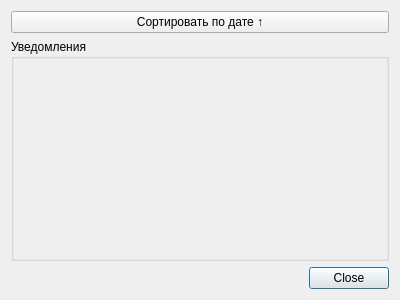
First picture: the form in src/view/notifications.ui, repository burakshaevn/qt-car-dealership, before the edit.
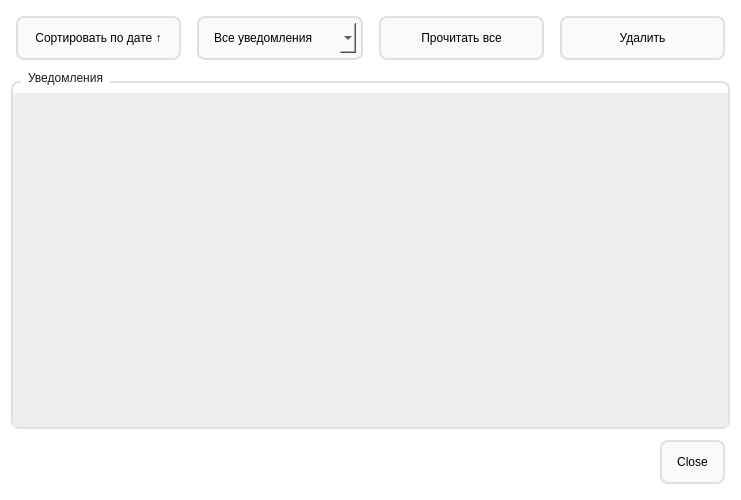
Second picture: the form after the edit.

Commit message: Updated notifications section

Patch:
```diff
--- a/src/view/notifications.ui
+++ b/src/view/notifications.ui
@@ -6,12 +6,63 @@
    <rect>
     <x>0</x>
     <y>0</y>
-    <width>400</width>
-    <height>300</height>
+    <width>741</width>
+    <height>500</height>
    </rect>
   </property>
   <property name="windowTitle">
-   <string>Dialog</string>
+   <string>🔔 Уведомления</string>
+  </property>
+  <property name="styleSheet">
+   <string notr="true">QDialog {
+    background-color: #ffffff;
+    border-radius: 12px;
+}
+QLabel {
+    color: #1d1b20;
+    font: 500 12pt 'JetBrains Mono';
+}
+QLabel[type='header'] {
+    font: 700 18pt 'JetBrains Mono';
+    color: #2196F3;
+    padding: 10px 0;
+}
+QComboBox, QPushButton {
+    padding: 10px 15px;
+    border: 2px solid #e0e0e0;
+    border-radius: 8px;
+    background: #fafafa;
+    font: 11pt 'JetBrains Mono';
+    min-height: 20px;
+    margin: 5px;
+}
+QComboBox:focus, QPushButton:focus {
+    border: 2px solid #2196F3;
+}
+QPushButton:hover {
+    background: #e3f2fd;
+    border: 2px solid #2196F3;
+}
+QPushButton:pressed {
+    background: #bbdefb;
+}
+QScrollArea {
+    border: none;
+    background: transparent;
+}
+QGroupBox {
+    font: 700 14pt 'JetBrains Mono';
+    color: #1d1b20;
+    border: 2px solid #e0e0e0;
+    border-radius: 8px;
+    margin-top: 10px;
+    padding-top: 10px;
+}
+QGroupBox::title {
+    subcontrol-origin: margin;
+    left: 10px;
+    padding: 0 5px 0 5px;
+}</string>
   </property>
   <layout class="QGridLayout" name="gridLayout">
    <item row="1" column="0">
@@ -48,8 +99,8 @@
           <rect>
            <x>0</x>
            <y>0</y>
-           <width>380</width>
-           <height>204</height>
+           <width>719</width>
+           <height>336</height>
           </rect>
          </property>
         </widget>
@@ -72,11 +123,70 @@
     </widget>
    </item>
    <item row="0" column="0">
-    <widget class="QPushButton" name="btn_sort_by_data">
-     <property name="text">
-      <string>Сортировать по дате ↑</string>
-     </property>
-    </widget>
+    <layout class="QHBoxLayout" name="controlsLayout">
+     <item>
+      <widget class="QPushButton" name="btn_sort_by_data">
+       <property name="text">
+        <string>Сортировать по дате ↑</string>
+       </property>
+      </widget>
+     </item>
+     <item>
+      <widget class="QComboBox" name="filterCombo">
+       <property name="currentText">
+        <string>Все уведомления</string>
+       </property>
+       <item>
+        <property name="text">
+         <string>Все уведомления</string>
+        </property>
+       </item>
+       <item>
+        <property name="text">
+         <string>Только новые</string>
+        </property>
+       </item>
+       <item>
+        <property name="text">
+         <string>Только одобренные</string>
+        </property>
+       </item>
+       <item>
+        <property name="text">
+         <string>Последние 7 дней</string>
+        </property>
+       </item>
+       <item>
+        <property name="text">
+         <string>Последние 30 дней</string>
+        </property>
+       </item>
+      </widget>
+     </item>
+     <item>
+      <widget class="QPushButton" name="btn_mark_all_read">
+       <property name="text">
+        <string>Прочитать все</string>
+       </property>
+       <property name="checkable">
+        <bool>false</bool>
+       </property>
+       <property name="default">
+        <bool>false</bool>
+       </property>
+       <property name="flat">
+        <bool>false</bool>
+       </property>
+      </widget>
+     </item>
+     <item>
+      <widget class="QPushButton" name="btn_clear_old">
+       <property name="text">
+        <string>Удалить</string>
+       </property>
+      </widget>
+     </item>
+    </layout>
    </item>
   </layout>
  </widget>
```
The commit also changes 23 other files.
